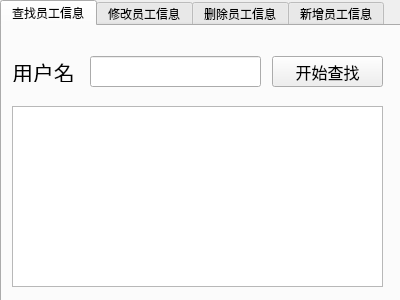
RongjunZhou/ElecSys, file ElecSystem/superadmin.ui: the form before one commit.
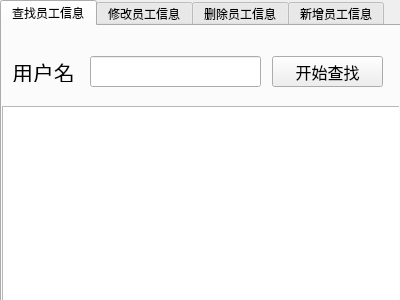
The form after the commit.

Diff of the .ui file:
```diff
--- a/ElecSystem/superadmin.ui
+++ b/ElecSystem/superadmin.ui
@@ -95,15 +95,36 @@
       <string>用户名</string>
      </property>
     </widget>
-    <widget class="QTableView" name="tableView">
+    <widget class="QTableWidget" name="sTable">
      <property name="geometry">
       <rect>
-       <x>10</x>
+       <x>0</x>
        <y>80</y>
-       <width>371</width>
-       <height>181</height>
+       <width>401</width>
+       <height>201</height>
       </rect>
      </property>
+     <property name="rowCount">
+      <number>0</number>
+     </property>
+     <property name="columnCount">
+      <number>3</number>
+     </property>
+     <attribute name="horizontalHeaderVisible">
+      <bool>false</bool>
+     </attribute>
+     <attribute name="horizontalHeaderDefaultSectionSize">
+      <number>133</number>
+     </attribute>
+     <attribute name="horizontalHeaderHighlightSections">
+      <bool>true</bool>
+     </attribute>
+     <attribute name="verticalHeaderVisible">
+      <bool>false</bool>
+     </attribute>
+     <column/>
+     <column/>
+     <column/>
     </widget>
    </widget>
    <widget class="QWidget" name="fixREC">
```
Left out of the diff: 2 changed lines with no effect on the pictures.
